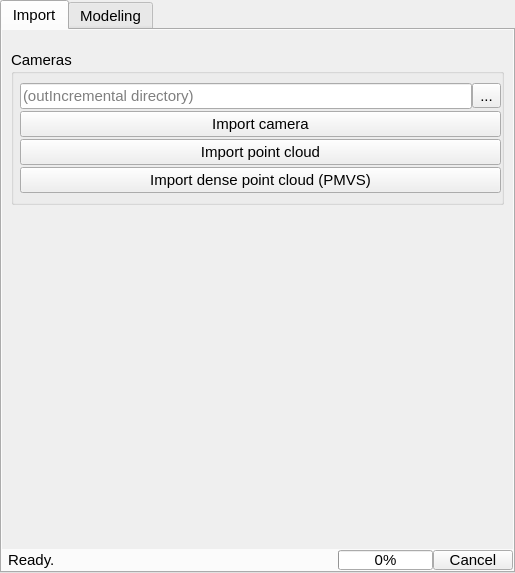
This is src/mayaMVG/qt/ui/menu.ui in alicevision/MeshroomMaya as Qt 5 draws it before an edit. The edited form follows.
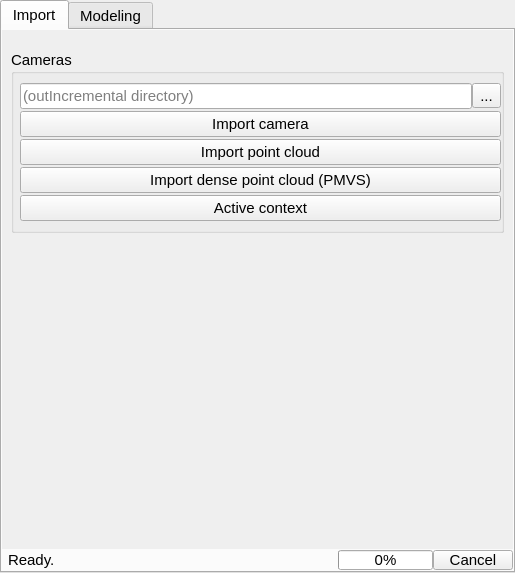
This is the edited form.

Commit message: Add active context button #7

```diff
--- a/src/mayaMVG/qt/ui/menu.ui
+++ b/src/mayaMVG/qt/ui/menu.ui
@@ -155,6 +155,20 @@
                 </item>
                </layout>
               </item>
+              <item>
+               <layout class="QHBoxLayout" name="activeContextCmdHLayout">
+                <property name="spacing">
+                 <number>0</number>
+                </property>
+                <item>
+                 <widget class="QPushButton" name="activeContextButton">
+                  <property name="text">
+                   <string>Active context</string>
+                  </property>
+                 </widget>
+                </item>
+               </layout>
+              </item>
              </layout>
             </widget>
            </item>
```
The commit also changes 4 other files.
